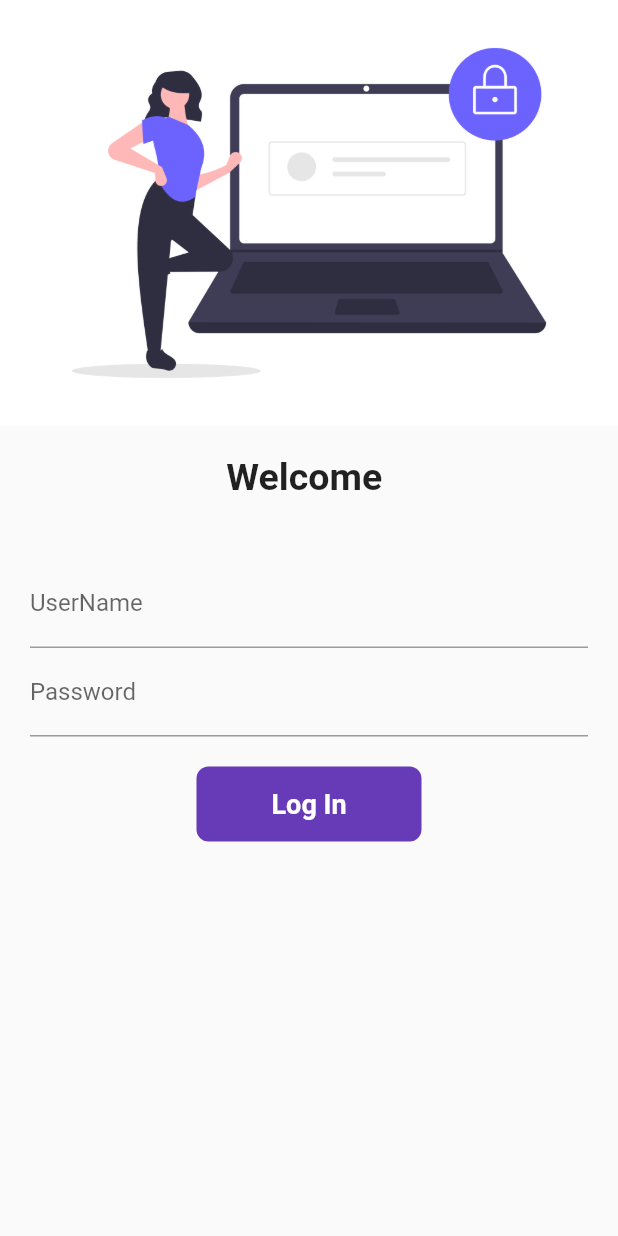
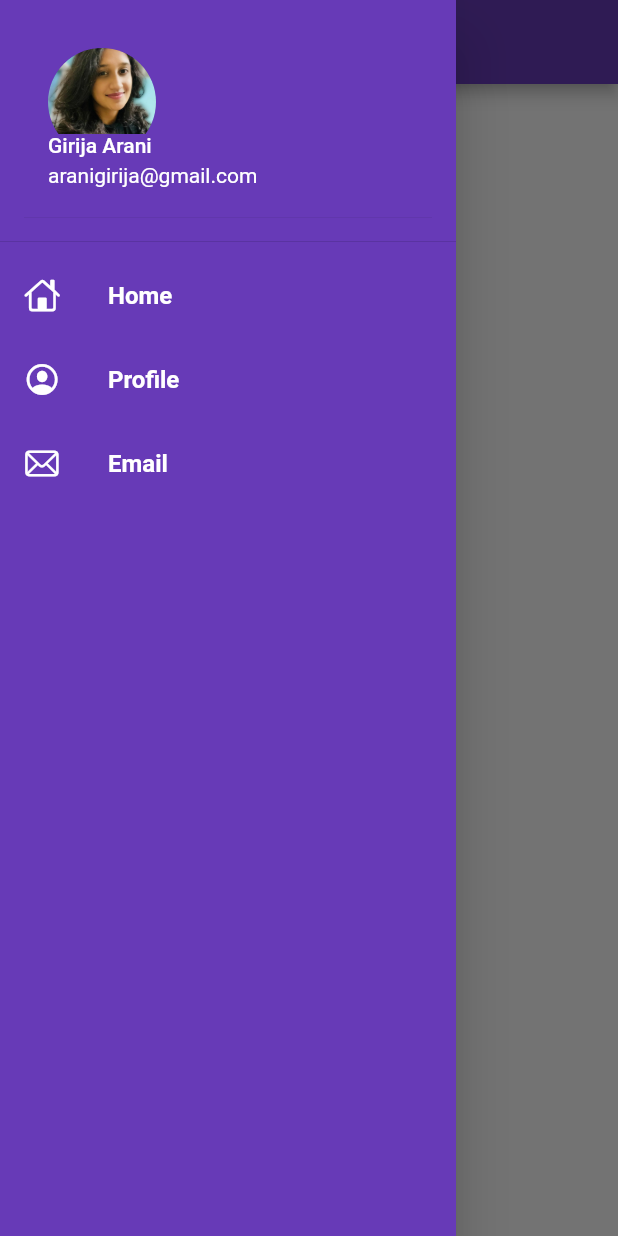
Before and after one commit to girijaarani9/30DaysOfFlutter, a Flutter app: the screen it shows after launch, with the side drawer open (before the commit the screen has no drawer), on a phone screen of 412 x 824 dp. Run offline on Flutter 3.47's test engine with Material 2 defaults, Android fonts, the phone set to English and light mode, and no system bars.

Commit message:
Day 9 completed

```diff
--- a/lib/main.dart
+++ b/lib/main.dart
@@ -23,7 +23,7 @@ class MyApp extends StatelessWidget {
       //primaryTextTheme: GoogleFonts.latoTextTheme()),
 
       darkTheme: ThemeData(brightness: Brightness.dark),
-      initialRoute: "/login",
+      initialRoute: MyRoutes.home,
       routes: {
         MyRoutes.home: (context) => HomePage(),
         MyRoutes.logIn: (context) => LogInPage(),
--- a/lib/pages/homePage.dart
+++ b/lib/pages/homePage.dart
@@ -1,4 +1,6 @@
 import 'package:flutter/material.dart';
+
+import '../widgets/drawer.dart';
 
 class HomePage extends StatelessWidget {
   const HomePage({Key? key}) : super(key: key);
@@ -16,7 +18,7 @@ class HomePage extends StatelessWidget {
           ),
         ),
       )),
-      drawer: Drawer(),
+      drawer: MyDrawer(),
     );
   }
 }
--- /dev/null
+++ b/lib/widgets/drawer.dart
@@ -0,0 +1,68 @@
+import 'package:flutter/cupertino.dart';
+import 'package:flutter/material.dart';
+
+class MyDrawer extends StatelessWidget {
+  const MyDrawer({Key? key}) : super(key: key);
+
+  @override
+  Widget build(BuildContext context) {
+    return Drawer(
+      child: Container(
+        padding: EdgeInsets.zero,
+        margin: EdgeInsets.zero,
+        color: Colors.deepPurple,
+        child: ListView(
+          children: [
+            Padding(padding: EdgeInsets.zero),
+            DrawerHeader(
+                child: UserAccountsDrawerHeader(
+                    accountName: Text('Girija Arani'),
+                    accountEmail: Text('aranigirija@gmail.com'),
+                    currentAccountPicture: CircleAvatar(
+                      backgroundImage: AssetImage('assets/images/girl.png'),
+                    ))),
+            ListTile(
+              leading: Icon(
+                CupertinoIcons.home,
+                color: Colors.white,
+              ),
+              title: Text(
+                'Home',
+                style: TextStyle(
+                    color: Colors.white,
+                    fontSize: 16,
+                    fontWeight: FontWeight.bold),
+              ),
+            ),
+            ListTile(
+              leading: Icon(
+                CupertinoIcons.profile_circled,
+                color: Colors.white,
+              ),
+              title: Text(
+                'Profile',
+                style: TextStyle(
+                    color: Colors.white,
+                    fontSize: 16,
+                    fontWeight: FontWeight.bold),
+              ),
+            ),
+            ListTile(
+              leading: Icon(
+                CupertinoIcons.mail,
+                color: Colors.white,
+              ),
+              title: Text(
+                'Email',
+                style: TextStyle(
+                    color: Colors.white,
+                    fontSize: 16,
+                    fontWeight: FontWeight.bold),
+              ),
+            )
+          ],
+        ),
+      ),
+    );
+  }
+}
--- a/pubspec.yaml
+++ b/pubspec.yaml
@@ -61,6 +61,7 @@ flutter:
   # To add assets to your application, add an assets section, like this:
   assets:
     - assets/images/login.png
+    - assets/images/girl.png
   #   - images/a_dot_ham.jpeg
 
   # An image asset can refer to one or more resolution-specific "variants", see
```
Also changed, not shown: assets/images/girl.png (added).
